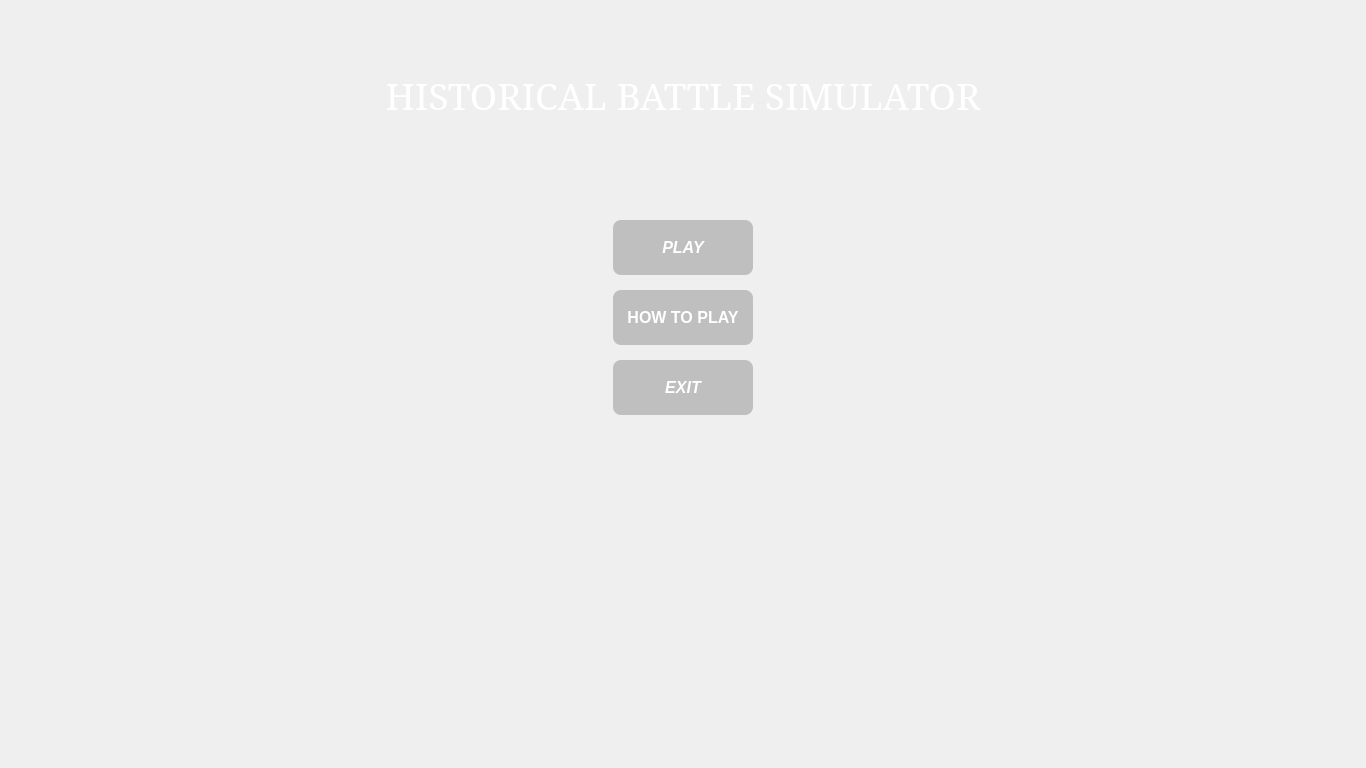
First picture: the form in gamemenu.ui, repository BerkeKbskl/BattleSim, before the edit.
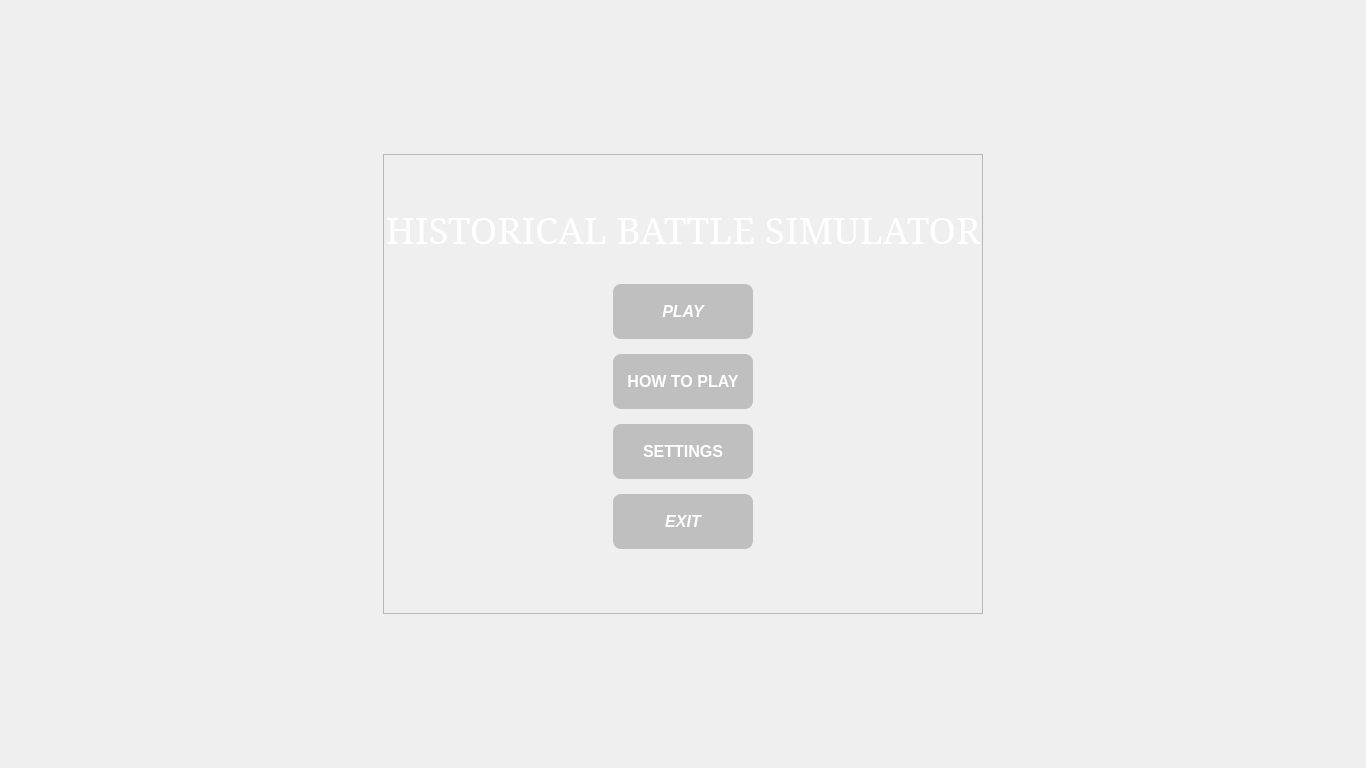
Second picture: the form after the edit. Icons and pictures are not drawn.

Commit message: Added: settings(game menu)

```diff
--- a/gamemenu.ui
+++ b/gamemenu.ui
@@ -10,6 +10,12 @@
     <height>768</height>
    </rect>
   </property>
+  <property name="sizePolicy">
+   <sizepolicy hsizetype="Fixed" vsizetype="Fixed">
+    <horstretch>0</horstretch>
+    <verstretch>0</verstretch>
+   </sizepolicy>
+  </property>
   <property name="focusPolicy">
    <enum>Qt::StrongFocus</enum>
   </property>
@@ -21,7 +27,7 @@
   </property>
   <widget class="QWidget" name="centralwidget">
    <property name="sizePolicy">
-    <sizepolicy hsizetype="Expanding" vsizetype="Expanding">
+    <sizepolicy hsizetype="Fixed" vsizetype="Fixed">
      <horstretch>0</horstretch>
      <verstretch>0</verstretch>
     </sizepolicy>
@@ -45,103 +51,162 @@
      <rect>
       <x>0</x>
       <y>0</y>
-      <width>1366</width>
+      <width>1348</width>
       <height>768</height>
      </rect>
     </property>
+    <property name="sizePolicy">
+     <sizepolicy hsizetype="Fixed" vsizetype="Fixed">
+      <horstretch>0</horstretch>
+      <verstretch>0</verstretch>
+     </sizepolicy>
+    </property>
     <property name="styleSheet">
      <string notr="true"/>
     </property>
     <widget class="QWidget" name="menu">
-     <widget class="QPushButton" name="exitButton">
-      <property name="geometry">
-       <rect>
-        <x>613</x>
-        <y>360</y>
-        <width>140</width>
-        <height>55</height>
-       </rect>
-      </property>
-      <property name="font">
-       <font>
-        <pointsize>12</pointsize>
-        <italic>true</italic>
-        <bold>true</bold>
-       </font>
-      </property>
-      <property name="styleSheet">
-       <string notr="true"/>
-      </property>
-      <property name="text">
-       <string>EXIT</string>
-      </property>
-     </widget>
-     <widget class="QPushButton" name="playButton">
-      <property name="geometry">
-       <rect>
-        <x>613</x>
-        <y>220</y>
-        <width>140</width>
-        <height>55</height>
-       </rect>
-      </property>
-      <property name="font">
-       <font>
-        <pointsize>12</pointsize>
-        <italic>true</italic>
-        <bold>true</bold>
-       </font>
-      </property>
-      <property name="styleSheet">
-       <string notr="true"/>
-      </property>
-      <property name="text">
-       <string>PLAY</string>
-      </property>
-     </widget>
-     <widget class="QPushButton" name="howTP_Button">
-      <property name="geometry">
-       <rect>
-        <x>613</x>
-        <y>290</y>
-        <width>140</width>
-        <height>55</height>
-       </rect>
-      </property>
-      <property name="font">
-       <font>
-        <pointsize>12</pointsize>
-        <bold>true</bold>
-       </font>
-      </property>
-      <property name="text">
-       <string>HOW TO PLAY</string>
-      </property>
-     </widget>
-     <widget class="QLabel" name="label">
+     <widget class="QFrame" name="menuFrame">
       <property name="geometry">
        <rect>
         <x>383</x>
-        <y>30</y>
+        <y>154</y>
         <width>600</width>
-        <height>131</height>
+        <height>460</height>
        </rect>
       </property>
-      <property name="font">
-       <font>
-        <family>Garamond</family>
-        <pointsize>28</pointsize>
-       </font>
+      <property name="frameShape">
+       <enum>QFrame::StyledPanel</enum>
       </property>
-      <property name="styleSheet">
-       <string notr="true">color:rgb(255,255,255);</string>
+      <property name="frameShadow">
+       <enum>QFrame::Raised</enum>
       </property>
-      <property name="text">
-       <string>HISTORICAL BATTLE SIMULATOR</string>
-      </property>
-      <property name="alignment">
-       <set>Qt::AlignCenter</set>
-      </property>
+      <widget class="QLabel" name="label">
+       <property name="geometry">
+        <rect>
+         <x>0</x>
+         <y>10</y>
+         <width>600</width>
+         <height>131</height>
+        </rect>
+       </property>
+       <property name="font">
+        <font>
+         <family>Garamond</family>
+         <pointsize>28</pointsize>
+        </font>
+       </property>
+       <property name="mouseTracking">
+        <bool>true</bool>
+       </property>
+       <property name="tabletTracking">
+        <bool>true</bool>
+       </property>
+       <property name="styleSheet">
+        <string notr="true">color:rgb(255,255,255);</string>
+       </property>
+       <property name="text">
+        <string>HISTORICAL BATTLE SIMULATOR</string>
+       </property>
+       <property name="alignment">
+        <set>Qt::AlignCenter</set>
+       </property>
+      </widget>
+      <widget class="QPushButton" name="howTP_Button">
+       <property name="geometry">
+        <rect>
+         <x>230</x>
+         <y>200</y>
+         <width>140</width>
+         <height>55</height>
+        </rect>
+       </property>
+       <property name="font">
+        <font>
+         <pointsize>12</pointsize>
+         <bold>true</bold>
+        </font>
+       </property>
+       <property name="tabletTracking">
+        <bool>true</bool>
+       </property>
+       <property name="text">
+        <string>HOW TO PLAY</string>
+       </property>
+      </widget>
+      <widget class="QPushButton" name="settingsButton">
+       <property name="geometry">
+        <rect>
+         <x>230</x>
+         <y>270</y>
+         <width>140</width>
+         <height>55</height>
+        </rect>
+       </property>
+       <property name="font">
+        <font>
+         <pointsize>12</pointsize>
+         <bold>true</bold>
+        </font>
+       </property>
+       <property name="tabletTracking">
+        <bool>true</bool>
+       </property>
+       <property name="text">
+        <string>SETTINGS</string>
+       </property>
+      </widget>
+      <widget class="QPushButton" name="exitButton">
+       <property name="geometry">
+        <rect>
+         <x>230</x>
+         <y>340</y>
+         <width>140</width>
+         <height>55</height>
+        </rect>
+       </property>
+       <property name="font">
+        <font>
+         <pointsize>12</pointsize>
+         <italic>true</italic>
+         <bold>true</bold>
+        </font>
+       </property>
+       <property name="tabletTracking">
+        <bool>true</bool>
+       </property>
+       <property name="styleSheet">
+        <string notr="true"/>
+       </property>
+       <property name="text">
+        <string>EXIT</string>
+       </property>
+      </widget>
+      <widget class="QPushButton" name="playButton">
+       <property name="geometry">
+        <rect>
+         <x>230</x>
+         <y>130</y>
+         <width>140</width>
+         <height>55</height>
+        </rect>
+       </property>
+       <property name="font">
+        <font>
+         <pointsize>12</pointsize>
+         <italic>true</italic>
+         <bold>true</bold>
+        </font>
+       </property>
+       <property name="tabletTracking">
+        <bool>true</bool>
+       </property>
+       <property name="styleSheet">
+        <string notr="true"/>
+       </property>
+       <property name="text">
+        <string>PLAY</string>
+       </property>
+      </widget>
      </widget>
     </widget>
     <widget class="QWidget" name="scenarioW">
```
Left out of the diff: 195 changed lines with no effect on the pictures. The commit also changes 17 other files.
